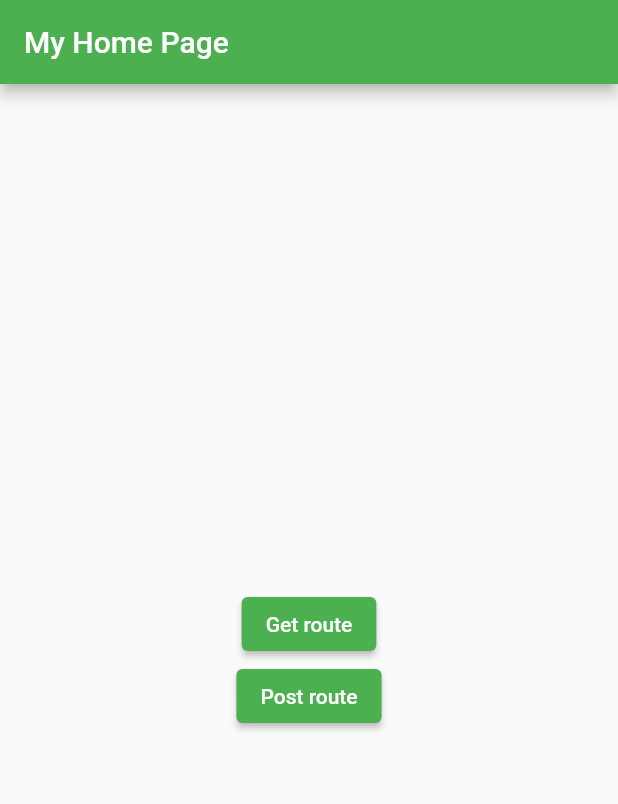
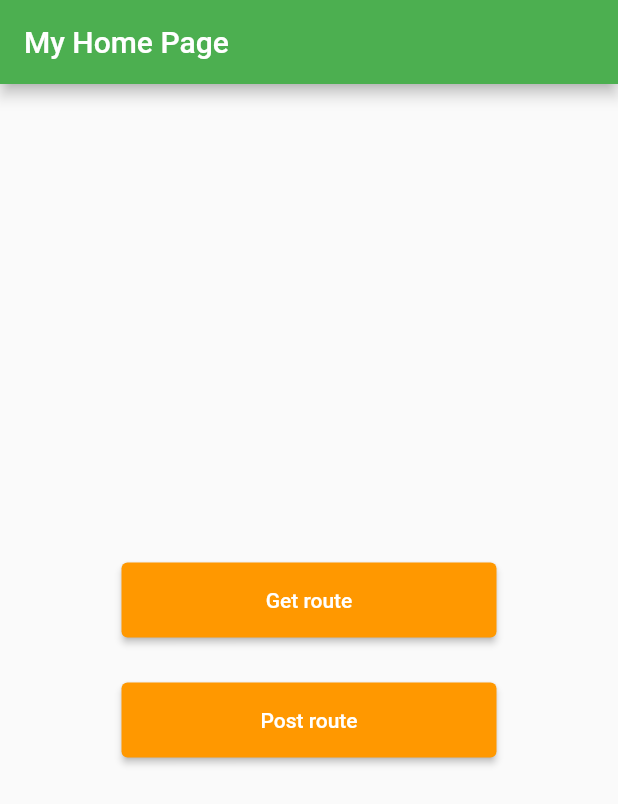
Before and after one commit to hitesh19426/zigy_intern_task, a Flutter app: the screen it shows after launch, on a phone screen of 412 x 824 dp. Shown: the top 804 px of the screen. Run offline on Flutter 3.47's test engine with Material 2 defaults, Android fonts, the phone set to English and light mode, and no system bars.

Commit message:
fixed main UI and get route UI

```diff
--- a/lib/main.dart
+++ b/lib/main.dart
@@ -43,19 +43,41 @@ class _MyHomePageState extends State<MyHomePage> {
         child: Column(
           mainAxisAlignment: MainAxisAlignment.center,
           children: <Widget>[
-            ElevatedButton(
+            Padding(
+              padding: const EdgeInsets.all(15.0),
+              child: Container(
+                width: 250,
+                height: 50,
+                child: ElevatedButton(
                   onPressed: () {
                     debugPrint('Get route button clicked');
                     Navigator.pushNamed(context, '/getPage');
                   },
+                  style: const ButtonStyle(
+                    backgroundColor:
+                        MaterialStatePropertyAll<Color>(Colors.orange),
+                  ),
                   child: const Text('Get route'),
                 ),
-            ElevatedButton(
-              child: const Text('Post route'),
+              ),
+            ),
+            Padding(
+              padding: const EdgeInsets.all(15.0),
+              child: Container(
+                width: 250,
+                height: 50,
+                child: ElevatedButton(
                   onPressed: () {
                     debugPrint('Post route button clicked');
                     Navigator.pushNamed(context, '/postPage');
                   },
+                  style: const ButtonStyle(
+                    backgroundColor:
+                        MaterialStatePropertyAll<Color>(Colors.orange),
+                  ),
+                  child: const Text('Post route'),
+                ),
+              ),
             )
           ],
         ),
--- a/lib/models/user.dart
+++ b/lib/models/user.dart
@@ -22,14 +22,14 @@ class User {
     required this.email,
     required this.firstName,
     this.lastName,
-    this.avatar,
+    required this.avatar,
   });
 
   int id;
   String email;
   String firstName;
   String? lastName;
-  String? avatar;
+  String avatar;
 
   factory User.fromJson(Map<String, dynamic> json) => User(
         id: json["id"],
```
Also changed, not shown: lib/pages/get_page.dart (+22 -1 lines). Lines whose indentation alone changed are shown as unchanged.
